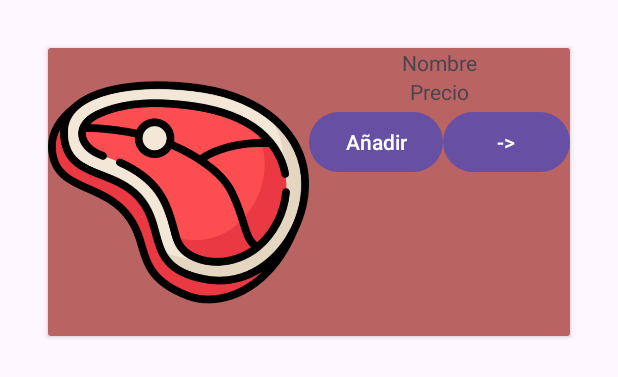
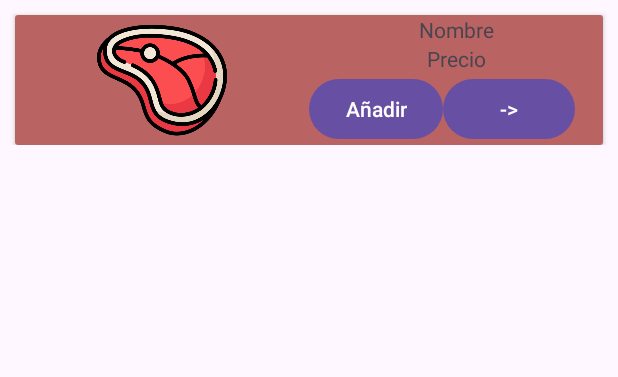
Before and after one commit to alvarohv2021/AppTienda, an Android app: the layout recicler_view_row.xml on its own in the app's theme, with its tools: preview values and no code run, on a phone screen of 412 x 824 dp. Shown: the top 377 px of the screen. Run offline under Robolectric (Android 15) with nearby library versions, the phone set to English and light mode, and no system bars.

Commit message:
estilos arreglados

```diff
--- a/app/src/main/res/layout/activity_main.xml
+++ b/app/src/main/res/layout/activity_main.xml
@@ -11,7 +11,9 @@
         android:layout_height="match_parent"
         android:orientation="vertical"
         android:paddingLeft="16dp"
-        android:paddingRight="16dp">
+        android:paddingRight="16dp"
+        tools:layout_editor_absoluteX="0dp"
+        tools:layout_editor_absoluteY="0dp">
 
         <LinearLayout
             android:layout_width="match_parent"
@@ -36,12 +38,15 @@
                 android:paddingLeft="16dp"
                 android:paddingRight="16dp"
                 android:text="0" />
+
         </LinearLayout>
 
         <androidx.recyclerview.widget.RecyclerView
             android:id="@+id/product_list_recycler"
             android:layout_width="match_parent"
-            android:layout_height="match_parent" />
+            android:layout_height="match_parent"
+            android:paddingTop="10dp" />
 
     </LinearLayout>
+
 </androidx.constraintlayout.widget.ConstraintLayout>
--- a/app/src/main/res/layout/recicler_view_row.xml
+++ b/app/src/main/res/layout/recicler_view_row.xml
@@ -3,26 +3,20 @@
     xmlns:app="http://schemas.android.com/apk/res-auto"
     xmlns:tools="http://schemas.android.com/tools"
     android:layout_width="match_parent"
-    android:layout_height="match_parent">
+    android:layout_height="wrap_content">
 
     <androidx.cardview.widget.CardView
-        android:layout_width="0dp"
-        android:layout_height="0dp"
-        android:layout_marginStart="32dp"
-        android:layout_marginTop="32dp"
-        android:layout_marginEnd="32dp"
-        android:layout_marginBottom="600dp"
-        app:layout_constraintBottom_toBottomOf="parent"
-        app:layout_constraintEnd_toEndOf="parent"
-        app:layout_constraintStart_toStartOf="parent"
+        android:layout_width="match_parent"
+        android:layout_height="wrap_content"
+        android:layout_margin="10dp"
         app:layout_constraintTop_toTopOf="parent">
 
         <LinearLayout
             android:id="@+id/product_layout"
             android:layout_width="match_parent"
-            android:layout_height="match_parent"
-            android:orientation="horizontal"
-            android:background="#BA6363">
+            android:layout_height="wrap_content"
+            android:background="#BA6363"
+            android:orientation="horizontal">
 
             <ImageView
                 android:id="@+id/imageView"
@@ -33,7 +27,7 @@
 
             <LinearLayout
                 android:layout_width="match_parent"
-                android:layout_height="match_parent"
+                android:layout_height="wrap_content"
                 android:layout_weight="1"
                 android:orientation="vertical">
 
```
